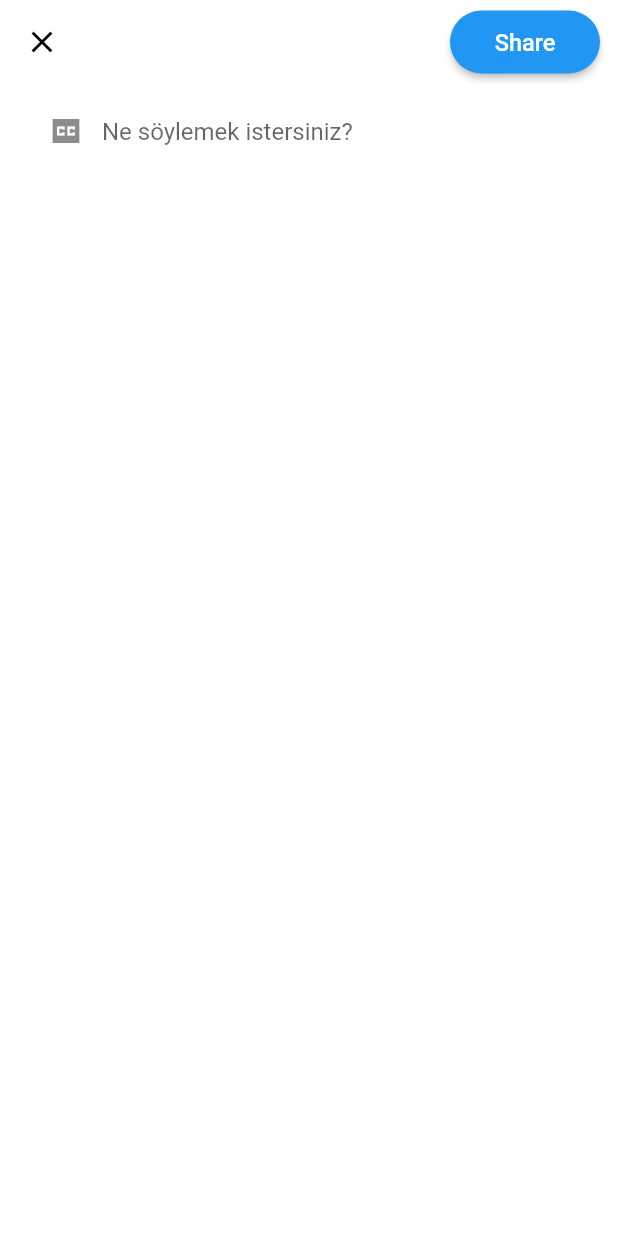
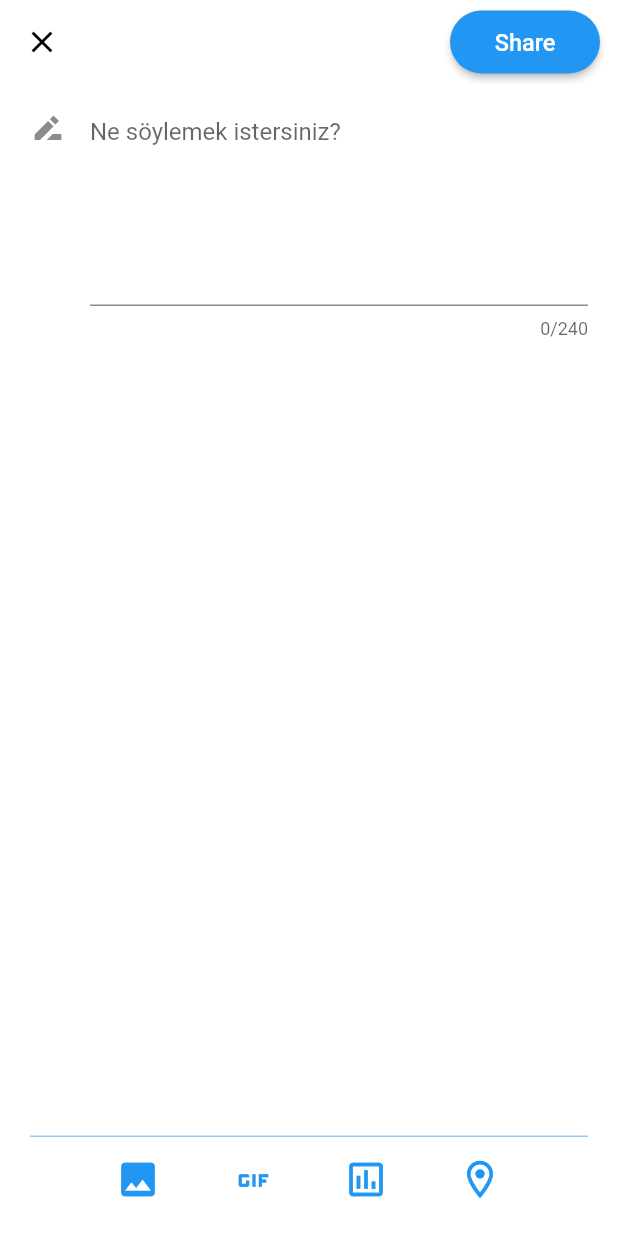
Before and after one commit to enesbilik/sky-mint, a Flutter app: the screen it shows after launch, on a phone screen of 412 x 824 dp. Run offline on Flutter 3.47's test engine with Material 2 defaults, Android fonts, the phone set to English and light mode, and no system bars; our stand-ins replace google_maps_flutter, salomon_bottom_bar, table_calendar; missing offline and left inert: circular_menu, expendable_fab.

Commit message:
share page bitti

```diff
--- a/lib/view/share_feed.dart
+++ b/lib/view/share_feed.dart
@@ -1,3 +1,5 @@
+// ignore_for_file: prefer_const_literals_to_create_immutables
+
 import 'package:flutter/material.dart';
 import 'package:sky_mint/constants/colors.dart';
 
@@ -14,28 +16,99 @@ class _ShareFeedState extends State<ShareFeed> {
     return Scaffold(
       backgroundColor: Colors.white,
       appBar: buildAppBar(),
-      body: Padding(
+      body: buildBody(),
+    );
+  }
+
+  Widget buildBody() {
+    return Padding(
       padding: const EdgeInsets.symmetric(
         horizontal: 20.0,
         vertical: 10,
       ),
       child: Column(
-          children: const [
-            TextField(
-              keyboardType: TextInputType.multiline,
-              maxLines: null,
-              minLines: 5,
-              decoration: InputDecoration(
-                prefixIcon: Padding(
-                  padding: EdgeInsets.only(bottom: 76.0),
-                  child: Icon(Icons.closed_caption_sharp),
+        mainAxisAlignment: MainAxisAlignment.start,
+        // ignore: prefer_const_literals_to_create_immutables
+        children: [
+          buildTextField(),
+          Spacer(),
+          Container(
+            decoration: BoxDecoration(
+              border: Border(
+                top: BorderSide(
+                  color: darkColor.withOpacity(0.5),
                 ),
-                hintText: "Ne söylemek istersiniz?",
-                border: InputBorder.none,
+              ),
+              color: Colors.white,
+            ),
+            padding: EdgeInsets.symmetric(
+              horizontal: 20,
+              vertical: 4,
+            ),
+            child: Row(
+              mainAxisAlignment: MainAxisAlignment.spaceEvenly,
+              children: [
+                IconButton(
+                  color: darkColor,
+                  icon: Icon(
+                    Icons.photo,
+                    size: 30,
+                  ),
+                  onPressed: () {},
+                ),
+                IconButton(
+                  color: darkColor,
+                  icon: Icon(
+                    Icons.gif_outlined,
+                    size: 34,
+                  ),
+                  onPressed: () {},
+                ),
+                IconButton(
+                  color: darkColor,
+                  icon: Icon(
+                    Icons.poll_outlined,
+                    size: 30,
+                  ),
+                  onPressed: () {},
+                ),
+                IconButton(
+                  color: darkColor,
+                  icon: Icon(
+                    Icons.location_on_outlined,
+                    size: 30,
+                  ),
+                  onPressed: () {},
+                ),
+              ],
             ),
           ),
         ],
       ),
+    );
+  }
+
+  Widget buildTextField() {
+    return TextField(
+      keyboardType: TextInputType.multiline,
+      maxLines: 6,
+      minLines: 6,
+      maxLength: 240,
+      decoration: InputDecoration(
+        enabledBorder: UnderlineInputBorder(
+          borderSide: BorderSide(color: Colors.black45),
+        ),
+        focusedBorder: UnderlineInputBorder(
+          borderSide: BorderSide(color: Colors.blue),
+        ),
+        border: UnderlineInputBorder(
+          borderSide: BorderSide(color: Colors.black45),
+        ),
+        icon: Padding(
+          padding: const EdgeInsets.only(bottom: 100.0),
+          child: Icon(Icons.drive_file_rename_outline_sharp),
+        ),
+        hintText: "Ne söylemek istersiniz?",
       ),
     );
   }
```
Lines whose indentation alone changed are shown as unchanged.
